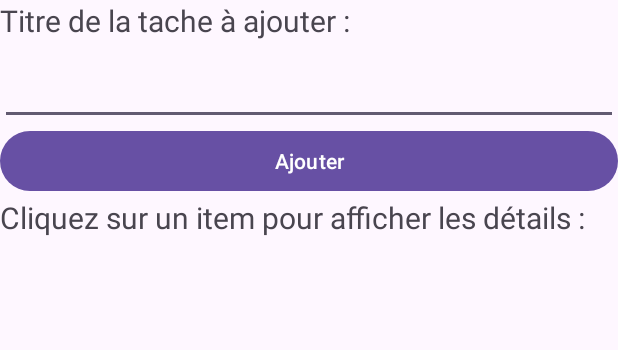
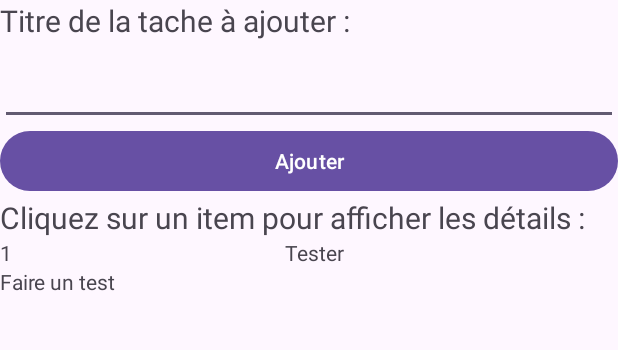
Before and after one commit to paulhoffbeck/TaskManager, an Android app: the screen it shows after launch (MainActivity), on a phone screen of 412 x 824 dp, the part 68-418 px from its top. Run offline under Robolectric (Android 15) with nearby library versions, the phone set to English and light mode, and no system bars.

Commit message:
Interface graphique avec RecyclerViewComplétée

```diff
--- a/app/src/main/java/com/example/taskmanager/MainActivity.java
+++ b/app/src/main/java/com/example/taskmanager/MainActivity.java
@@ -1,15 +1,23 @@
 package com.example.taskmanager;
 
 import android.os.Bundle;
+import android.view.View;
+import android.widget.TextView;
 
 import androidx.activity.EdgeToEdge;
+import androidx.annotation.NonNull;
 import androidx.appcompat.app.AppCompatActivity;
 import androidx.core.graphics.Insets;
 import androidx.core.view.ViewCompat;
 import androidx.core.view.WindowInsetsCompat;
+import androidx.recyclerview.widget.LinearLayoutManager;
+import androidx.recyclerview.widget.RecyclerView;
+
+import java.util.ArrayList;
 
 public class MainActivity extends AppCompatActivity {
-
+    RecyclerView r1;
+    ArrayList<Task>liste;
     @Override
     protected void onCreate(Bundle savedInstanceState) {
         super.onCreate(savedInstanceState);
@@ -20,5 +28,12 @@ public class MainActivity extends AppCompatActivity {
             v.setPadding(systemBars.left, systemBars.top, systemBars.right, systemBars.bottom);
             return insets;
         });
+        r1 =(RecyclerView) findViewById(R.id.recycl);
+        r1.setLayoutManager(new LinearLayoutManager(this));
+
+         liste = new ArrayList<Task>();
+         liste.add(new Task("1","Tester","Faire un test"));
+         RecyclerView.Adapter<TaskViewHolder> aptateur = new TaskAdapter(liste);
+         r1.setAdapter(aptateur);
     }
 }
--- /dev/null
+++ b/app/src/main/java/com/example/taskmanager/Task.java
@@ -0,0 +1,14 @@
+package com.example.taskmanager;
+
+public class Task {
+    String id, nom, description;
+    Task(String id, String nom, String description){
+        this.id =id;
+        this.nom = nom;
+        this.description = description;
+    }
+
+    public String toSting(){
+        return id+" "+nom+" "+description;
+    }
+}
--- /dev/null
+++ b/app/src/main/java/com/example/taskmanager/TaskAdapter.java
@@ -0,0 +1,41 @@
+package com.example.taskmanager;
+
+import android.view.LayoutInflater;
+import android.view.View;
+import android.view.ViewGroup;
+
+import androidx.annotation.NonNull;
+import androidx.recyclerview.widget.RecyclerView;
+
+import java.util.ArrayList;
+
+public class TaskAdapter extends  RecyclerView.Adapter<TaskViewHolder>{
+    ArrayList<Task> liste;
+
+    TaskAdapter(ArrayList<Task> liste){
+        if (liste != null){
+            this.liste=liste;
+        }
+        else{
+            this.liste=new ArrayList<Task>();
+        }
+    }
+    @NonNull
+    @Override
+    public TaskViewHolder onCreateViewHolder(@NonNull ViewGroup parent, int viewType) {
+        LayoutInflater inflater = LayoutInflater.from(parent.getContext());
+        View view = inflater.inflate(R.layout.task, parent, false);
+        return new TaskViewHolder(view);
+    }
+
+    @Override
+    public void onBindViewHolder(@NonNull TaskViewHolder holder, int position) {
+        Task tache =liste.get(position);
+        holder.affiche(tache);
+    }
+
+    @Override
+    public int getItemCount() {
+        return liste.size();
+    }
+}
--- /dev/null
+++ b/app/src/main/java/com/example/taskmanager/TaskViewHolder.java
@@ -0,0 +1,37 @@
+package com.example.taskmanager;
+
+import android.app.AlertDialog;
+import android.view.View;
+import android.widget.TextView;
+
+import androidx.annotation.NonNull;
+import androidx.recyclerview.widget.RecyclerView;
+
+public class TaskViewHolder extends RecyclerView.ViewHolder implements View.OnClickListener {
+
+    TextView id,nom,descriprion;
+    Task tache;
+    public TaskViewHolder(@NonNull View itemView) {
+        super(itemView);
+        id = (TextView)itemView.findViewById(R.id.id);
+        nom = (TextView) itemView.findViewById(R.id.nom);
+        descriprion = (TextView) itemView.findViewById(R.id.desc);
+        itemView.setOnClickListener(this);
+    }
+
+public void affiche(Task tache){
+    this.tache=tache;
+    id.setText(this.tache.id);
+    nom.setText(this.tache.nom);
+    descriprion.setText(this.tache.description);
+
+}
+
+    @Override
+    public void onClick(View v) {
+        new AlertDialog.Builder(itemView.getContext())
+                .setTitle("Bouton cliqué")
+                .setMessage("Liens vers le serveur dans une future realase")
+                .show();
+    }
+    }
--- /dev/null
+++ b/app/src/main/res/layout/task.xml
@@ -0,0 +1,45 @@
+<?xml version="1.0" encoding="utf-8"?>
+<androidx.constraintlayout.widget.ConstraintLayout xmlns:android="http://schemas.android.com/apk/res/android"
+    xmlns:app="http://schemas.android.com/apk/res-auto"
+    xmlns:tools="http://schemas.android.com/tools"
+    android:layout_width="match_parent"
+    android:layout_height="wrap_content">
+
+    <LinearLayout
+        android:layout_width="match_parent"
+        android:layout_height="wrap_content"
+        android:orientation="vertical"
+        tools:layout_editor_absoluteX="1dp"
+        tools:layout_editor_absoluteY="1dp"
+        tools:ignore="MissingConstraints">
+
+        <LinearLayout
+            android:layout_width="match_parent"
+            android:layout_height="wrap_content"
+            android:orientation="horizontal">
+
+            <TextView
+                android:id="@+id/id"
+                android:layout_width="wrap_content"
+                android:layout_height="wrap_content"
+                android:layout_weight="1"
+                android:text="id" />
+
+            <TextView
+                android:id="@+id/nom"
+                android:layout_width="wrap_content"
+                android:layout_height="wrap_content"
+                android:layout_weight="1"
+                android:text="nom" />
+
+        </LinearLayout>
+
+        <TextView
+            android:id="@+id/desc"
+            android:layout_width="match_parent"
+            android:layout_height="wrap_content"
+            android:text="description" />
+
+    </LinearLayout>
+
+</androidx.constraintlayout.widget.ConstraintLayout>
```
